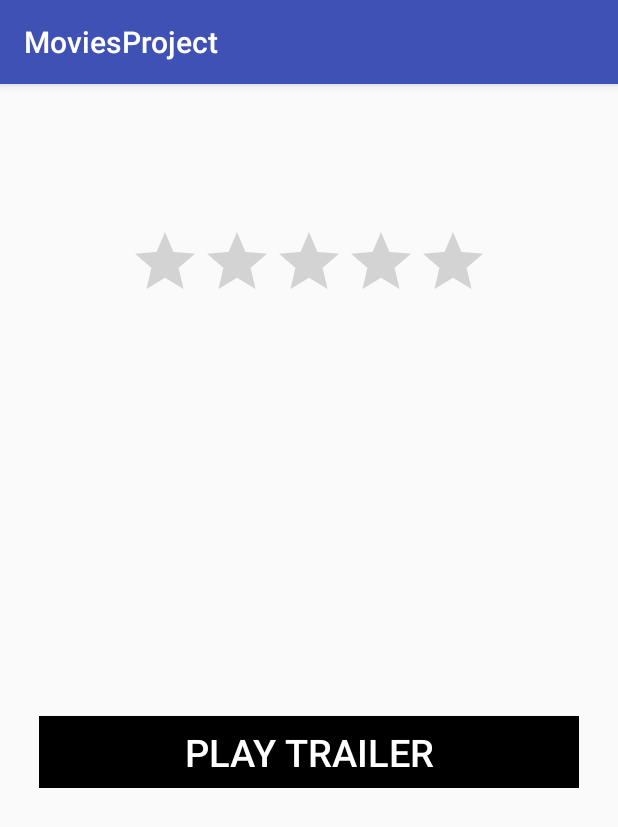
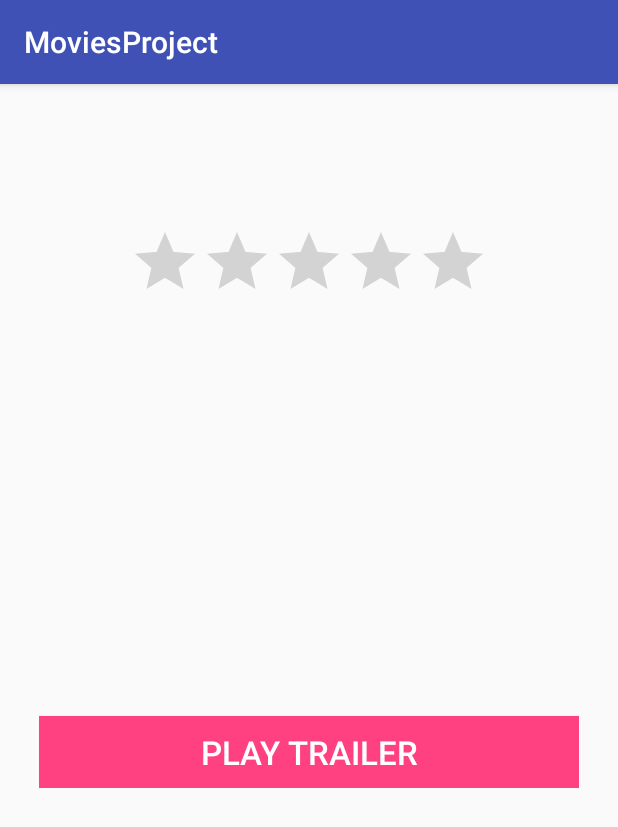
Before and after one commit to tayousyl/Project-Movie, an Android app: the DetailsMovies screen opened directly, with no data from a screen before it, on a phone screen of 412 x 824 dp. Shown: the top 827 px of the screen. Run offline under Robolectric (Android 15) with nearby library versions, the phone set to English and light mode, and no system bars; our stand-ins replace ButterKnife, Picasso; libraries missing offline, so code that uses them is left out: com.loopj.android, jp.wasabeef.picasso; pictures from the network do not load; 6 statements that could not run were skipped.

Commit message:
Modified Layout

```diff
--- a/app/src/main/java/com/example/sonel/moviesproject/MainActivity.java
+++ b/app/src/main/java/com/example/sonel/moviesproject/MainActivity.java
@@ -27,6 +27,8 @@ public class MainActivity extends AppCompatActivity {
     private MovieArrayAdapter movieAdapter;
     private ListView lvMovies;
     private SwipeRefreshLayout swipeContainer;
+
+    private Movie movie;
 
 
 
@@ -85,7 +87,7 @@ public class MainActivity extends AppCompatActivity {
 
                 Intent intent = null;
 
-                if (movie.getRating() > 5.0) {
+                if (movie.getRating() > 3.0) {
                     //launch video activity
                    // intent = new Intent(MainActivity.this, YouTubeActivity.class);
                     intent = new Intent(MainActivity.this, DetailsMovies.class);
--- a/app/src/main/java/com/example/sonel/moviesproject/MoviView.java
+++ b/app/src/main/java/com/example/sonel/moviesproject/MoviView.java
@@ -82,8 +82,8 @@ public class MoviView extends RelativeLayout {
         // Two possible views depending on popularity:
         // - image(poster/backdrop depending on orientation) + title + overview --> item_movie.xml
         // - full backdrop (for both orientations) --> item_popular_movie.xml
-        if (movie.getRating() <= 5.0) {
-            LayoutInflater.from(getContext()).inflate(item_movie, this, true);
+        if (movie.getRating() <= 3.0) {
+            LayoutInflater.from(getContext()).inflate(R.layout.item_movie, this, true);
             setupChildren();
 
             //determine which image to load depending on screen orientation:
--- a/app/src/main/res/layout/activity_main.xml
+++ b/app/src/main/res/layout/activity_main.xml
@@ -8,6 +8,7 @@
     android:paddingLeft="@dimen/activity_horizontal_margin"
     android:paddingRight="@dimen/activity_horizontal_margin"
     android:paddingTop="@dimen/activity_vertical_margin"
+    android:background="@drawable/kick_movie"
    >
 
     <android.support.v4.widget.SwipeRefreshLayout xmlns:android="http://schemas.android.com/apk/res/android"
--- a/app/src/main/res/layout/detailsmovies.xml
+++ b/app/src/main/res/layout/detailsmovies.xml
@@ -33,7 +33,10 @@
                     android:layout_height="wrap_content"
                     android:gravity="center"
                     android:textAppearance="?android:attr/textAppearanceLarge"
-                    tools:text="Title" />
+                    tools:text="Title"
+                    android:textStyle="bold"
+
+                    />
 
                 <TextView
                     android:id="@+id/release_date"
@@ -84,7 +87,13 @@
                     android:layout_height="wrap_content"
                     android:layout_marginTop="10dp"
                     android:layout_weight="1"
-                    tools:text="synopsis" />
+                    tools:text="synopsis"
+                    android:textColor="@color/colorPrimary"
+                    android:textStyle="italic"
+                    android:textSize="14sp"
+                    android:textAlignment="center"
+
+                    />
             </LinearLayout>
 
 
@@ -97,12 +106,12 @@
                 <Button
                     android:id="@+id/videoplayer"
                     android:layout_width="match_parent"
-                    android:layout_height="wrap_content"
+                    android:layout_height="match_parent"
                     android:layout_marginTop="30dp"
-                    android:background="@android:color/background_dark"
+                    android:background="@color/colorAccent"
                     android:text="Play Trailer"
                     android:textColor="@android:color/background_light"
-                    android:textSize="25dp" />
+                    android:textSize="22sp" />
 
             </LinearLayout>
 
```
Also changed, not shown: app/src/main/res/layout/item_movie.xml (+13 -6 lines), app/src/main/res/drawable-xxhdpi/maxresdefault.jpg (added), app/src/main/res/drawable/kick_movie.jpg (added).
